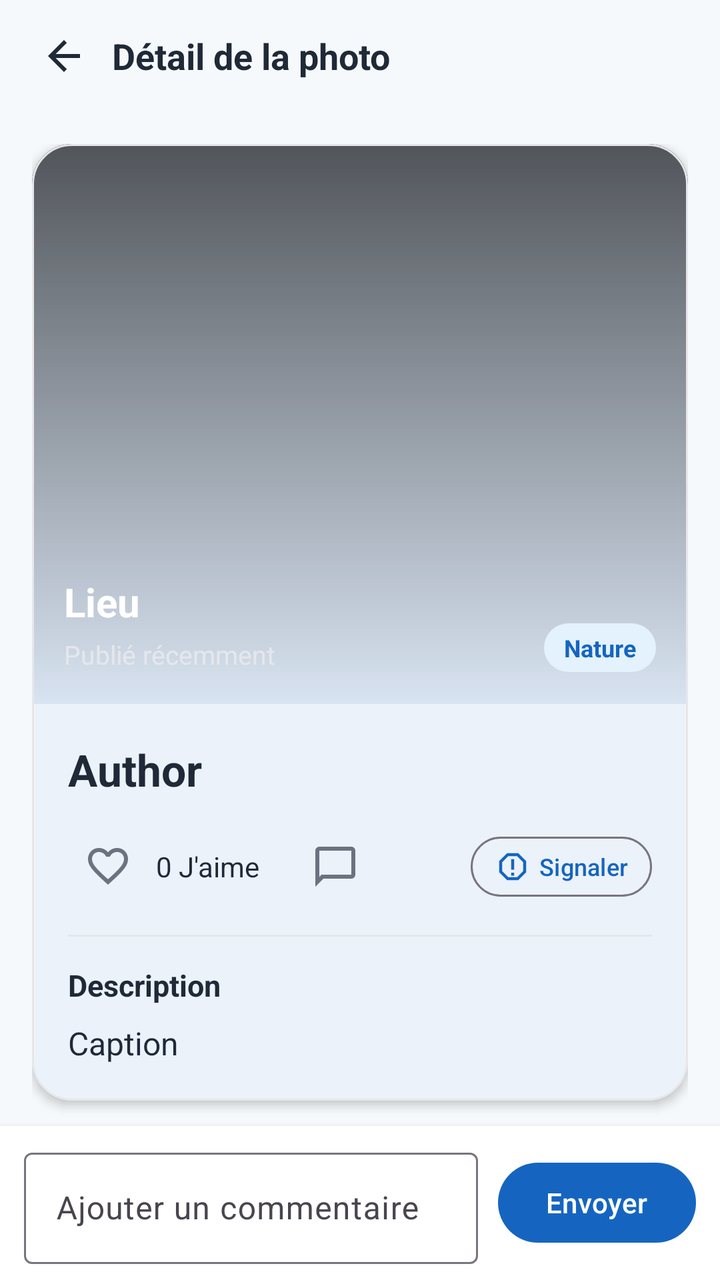
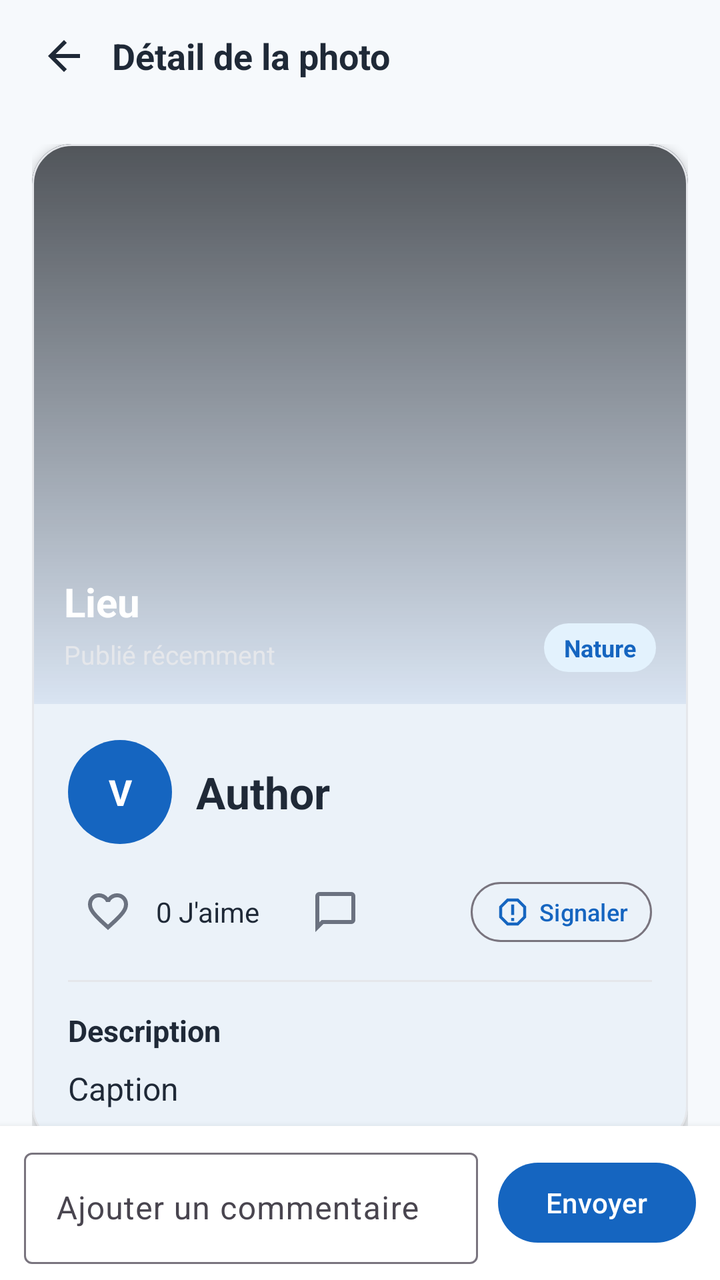

Before-and-after screenshots of an Android layout around one commit, followed by the original layout XML and the change that was made.
<!-- AndroidManifest.xml: application theme Theme.Traveling -->
<!-- res/layout/fragment_photo_detail.xml -->
<?xml version="1.0" encoding="utf-8"?>
<LinearLayout xmlns:android="http://schemas.android.com/apk/res/android"
    xmlns:app="http://schemas.android.com/apk/res-auto"
    android:layout_width="match_parent"
    android:layout_height="match_parent"
    android:background="@color/travel_background"
    android:orientation="vertical">

    
    <LinearLayout
        android:id="@+id/detailTopBar"
        android:layout_width="match_parent"
        android:layout_height="56dp"
        android:background="@color/travel_background"
        android:gravity="center_vertical"
        android:orientation="horizontal"
        android:paddingStart="8dp"
        android:paddingEnd="16dp">

        <ImageButton
            android:id="@+id/buttonBack"
            android:layout_width="48dp"
            android:layout_height="48dp"
            android:background="?attr/selectableItemBackgroundBorderless"
            android:contentDescription="Retour"
            android:padding="12dp"
            android:src="@drawable/ic_arrow_back"
            app:tint="@color/travel_on_surface" />

        <com.google.android.material.textview.MaterialTextView
            android:layout_width="0dp"
            android:layout_weight="1"
            android:layout_height="wrap_content"
            android:text="Détail de la photo"
            android:textColor="@color/travel_on_surface"
            android:textSize="18sp"
            android:textStyle="bold" />

        <ImageButton
            android:id="@+id/buttonPostOptions"
            android:layout_width="48dp"
            android:layout_height="48dp"
            android:background="?attr/selectableItemBackgroundBorderless"
            android:contentDescription="Options"
            android:padding="12dp"
            android:src="@drawable/ic_more_vert"
            android:visibility="gone"
            app:tint="@color/travel_on_surface" />
    </LinearLayout>

    
    <androidx.core.widget.NestedScrollView
        android:layout_width="match_parent"
        android:layout_height="0dp"
        android:layout_weight="1"
        android:fillViewport="true">

        <LinearLayout
            android:layout_width="match_parent"
            android:layout_height="wrap_content"
            android:orientation="vertical"
            android:padding="16dp">

            
            <com.google.android.material.card.MaterialCardView
                android:layout_width="match_parent"
                android:layout_height="wrap_content"
                app:cardCornerRadius="20dp"
                app:cardElevation="3dp"
                app:strokeColor="#E5E7EB"
                app:strokeWidth="1dp">

                <LinearLayout
                    android:layout_width="match_parent"
                    android:layout_height="wrap_content"
                    android:orientation="vertical">

                    <FrameLayout
                        android:layout_width="match_parent"
                        android:layout_height="280dp">

                        <ImageView
                            android:id="@+id/imageDetailPost"
                            android:layout_width="match_parent"
                            android:layout_height="match_parent"
                            android:background="@drawable/bg_post_placeholder"
                            android:contentDescription="Post image"
                            android:scaleType="centerCrop" />

                        <View
                            android:layout_width="match_parent"
                            android:layout_height="match_parent"
                            android:background="@drawable/bg_image_bottom_gradient" />

                        <LinearLayout
                            android:layout_width="match_parent"
                            android:layout_height="wrap_content"
                            android:layout_gravity="bottom"
                            android:gravity="bottom"
                            android:orientation="horizontal"
                            android:padding="16dp">

                            <LinearLayout
                                android:layout_width="0dp"
                                android:layout_height="wrap_content"
                                android:layout_weight="1"
                                android:orientation="vertical">

                                <com.google.android.material.textview.MaterialTextView
                                    android:id="@+id/textOverlayLocation"
                                    android:layout_width="wrap_content"
                                    android:layout_height="wrap_content"
                                    android:text="Lieu"
                                    android:textColor="@android:color/white"
                                    android:textSize="20sp"
                                    android:textStyle="bold" />

                                <com.google.android.material.textview.MaterialTextView
                                    android:id="@+id/textOverlayPostDate"
                                    android:layout_width="wrap_content"
                                    android:layout_height="wrap_content"
                                    android:layout_marginTop="4dp"
                                    android:text="Publié récemment"
                                    android:textColor="#E5E7EB"
                                    android:textSize="13sp" />
                            </LinearLayout>

                            <com.google.android.material.textview.MaterialTextView
                                android:id="@+id/textDetailPlaceType"
                                android:layout_width="wrap_content"
                                android:layout_height="wrap_content"
                                android:layout_marginStart="10dp"
                                android:background="@drawable/bg_place_type_chip"
                                android:paddingStart="10dp"
                                android:paddingTop="4dp"
                                android:paddingEnd="10dp"
                                android:paddingBottom="4dp"
                                android:text="Nature"
                                android:textColor="@color/travel_primary"
                                android:textSize="12sp"
                                android:textStyle="bold" />
                        </LinearLayout>
                    </FrameLayout>

                    <LinearLayout
                        android:layout_width="match_parent"
                        android:layout_height="wrap_content"
                        android:orientation="vertical"
                        android:padding="18dp">

                        <com.google.android.material.textview.MaterialTextView
                            android:id="@+id/textDetailAuthorName"
                            android:layout_width="wrap_content"
                            android:layout_height="wrap_content"
                            android:text="Author"
                            android:textColor="@color/travel_on_surface"
                            android:textSize="22sp"
                            android:textStyle="bold" />

                        <com.google.android.material.textview.MaterialTextView
                            android:id="@+id/textDetailLocationName"
                            android:layout_width="wrap_content"
                            android:layout_height="wrap_content"
                            android:text="Location"
                            android:visibility="gone" />

                        <com.google.android.material.textview.MaterialTextView
                            android:id="@+id/textDetailPostDate"
                            android:layout_width="wrap_content"
                            android:layout_height="wrap_content"
                            android:text="Publié récemment"
                            android:visibility="gone" />

                        <LinearLayout
                            android:layout_width="match_parent"
                            android:layout_height="wrap_content"
                            android:layout_marginTop="14dp"
                            android:gravity="center_vertical"
                            android:orientation="horizontal">

                            <ImageButton
                                android:id="@+id/buttonDetailLike"
                                android:layout_width="40dp"
                                android:layout_height="40dp"
                                android:background="@android:color/transparent"
                                android:contentDescription="Like"
                                android:padding="8dp"
                                android:src="@drawable/ic_favorite_outline"
                                app:tint="#6B7280" />

                            <com.google.android.material.textview.MaterialTextView
                                android:id="@+id/textDetailLikeCount"
                                android:layout_width="wrap_content"
                                android:layout_height="wrap_content"
                                android:layout_marginStart="4dp"
                                android:layout_marginEnd="18dp"
                                android:text="0 J'aime"
                                android:textColor="@color/travel_on_surface"
                                android:textSize="14sp" />

                            <ImageButton
                                android:id="@+id/buttonDetailComment"
                                android:layout_width="40dp"
                                android:layout_height="40dp"
                                android:background="@android:color/transparent"
                                android:contentDescription="Comment"
                                android:padding="8dp"
                                android:src="@drawable/ic_comment_outline"
                                app:tint="#6B7280" />

                            <View
                                android:layout_width="0dp"
                                android:layout_height="1dp"
                                android:layout_weight="1" />

                            <com.google.android.material.button.MaterialButton
                                android:id="@+id/buttonReport"
                                style="?attr/materialButtonOutlinedStyle"
                                android:layout_width="wrap_content"
                                android:layout_height="wrap_content"
                                android:minHeight="36dp"
                                android:paddingStart="12dp"
                                android:paddingEnd="12dp"
                                android:text="Signaler"
                                android:textSize="12sp"
                                app:icon="@drawable/ic_report_outline"
                                app:iconPadding="4dp" />

                        </LinearLayout>

                        <View
                            android:layout_width="match_parent"
                            android:layout_height="1dp"
                            android:layout_marginTop="14dp"
                            android:layout_marginBottom="14dp"
                            android:background="#E5E7EB" />

                        <com.google.android.material.textview.MaterialTextView
                            android:layout_width="wrap_content"
                            android:layout_height="wrap_content"
                            android:text="Description"
                            android:textColor="@color/travel_on_surface"
                            android:textSize="15sp"
                            android:textStyle="bold" />

                        <com.google.android.material.textview.MaterialTextView
                            android:id="@+id/textDetailCaption"
                            android:layout_width="match_parent"
                            android:layout_height="wrap_content"
                            android:layout_marginTop="8dp"
                            android:lineSpacingExtra="2dp"
                            android:text="Caption"
                            android:textColor="@color/travel_on_surface"
                            android:textSize="16sp" />
                    </LinearLayout>
                </LinearLayout>
            </com.google.android.material.card.MaterialCardView>

            
            <com.google.android.material.card.MaterialCardView
                android:layout_width="match_parent"
                android:layout_height="wrap_content"
                android:layout_marginTop="16dp"
                app:cardCornerRadius="20dp"
                app:cardElevation="2dp"
                app:strokeColor="#E5E7EB"
                app:strokeWidth="1dp">

                <LinearLayout
                    android:layout_width="match_parent"
                    android:layout_height="wrap_content"
                    android:orientation="vertical"
                    android:padding="18dp">

                    <LinearLayout
                        android:layout_width="match_parent"
                        android:layout_height="wrap_content"
                        android:gravity="center_vertical"
                        android:orientation="horizontal">

                        <com.google.android.material.textview.MaterialTextView
                            android:id="@+id/textDirectionsTitle"
                            android:layout_width="0dp"
                            android:layout_height="wrap_content"
                            android:layout_weight="1"
                            android:text="Comment s’y rendre"
                            android:textColor="@color/travel_on_surface"
                            android:textSize="16sp"
                            android:textStyle="bold" />

                        <ImageButton
                            android:id="@+id/buttonOpenMaps"
                            android:layout_width="40dp"
                            android:layout_height="40dp"
                            android:background="?attr/selectableItemBackgroundBorderless"
                            android:contentDescription="Ouvrir dans Maps"
                            android:padding="8dp"
                            android:src="@drawable/ic_map_outline"
                            app:tint="@color/travel_primary" />
                    </LinearLayout>

                    <LinearLayout
                        android:layout_width="match_parent"
                        android:layout_height="wrap_content"
                        android:layout_marginTop="12dp"
                        android:gravity="center"
                        android:orientation="vertical">

                        <LinearLayout
                            android:layout_width="match_parent"
                            android:layout_height="wrap_content"
                            android:gravity="center"
                            android:orientation="horizontal">

                            <com.google.android.material.button.MaterialButton
                                android:id="@+id/buttonDirectionsCar"
                                style="?attr/materialButtonOutlinedStyle"
                                android:layout_width="0dp"
                                android:layout_height="wrap_content"
                                android:layout_weight="1"
                                android:text="Voiture"
                                app:icon="@drawable/ic_directions_car"
                                app:iconPadding="6dp" />

                            <Space
                                android:layout_width="10dp"
                                android:layout_height="1dp" />

                            <com.google.android.material.button.MaterialButton
                                android:id="@+id/buttonDirectionsWalk"
                                style="?attr/materialButtonOutlinedStyle"
                                android:layout_width="0dp"
                                android:layout_height="wrap_content"
                                android:layout_weight="1"
                                android:text="Marche"
                                app:icon="@drawable/ic_walk"
                                app:iconPadding="6dp" />
                        </LinearLayout>

                        <com.google.android.material.button.MaterialButton
                            android:id="@+id/buttonDirectionsTransit"
                            style="?attr/materialButtonOutlinedStyle"
                            android:layout_width="wrap_content"
                            android:layout_height="wrap_content"
                            android:layout_marginTop="10dp"
                            android:text="Transport"
                            app:icon="@drawable/ic_transit"
                            app:iconPadding="6dp" />
                    </LinearLayout>
                </LinearLayout>
            </com.google.android.material.card.MaterialCardView>

            
            <com.google.android.material.card.MaterialCardView
                android:layout_width="match_parent"
                android:layout_height="wrap_content"
                android:layout_marginTop="16dp"
                android:layout_marginBottom="16dp"
                app:cardCornerRadius="20dp"
                app:cardElevation="2dp"
                app:strokeColor="#E5E7EB"
                app:strokeWidth="1dp">

                <LinearLayout
                    android:layout_width="match_parent"
                    android:layout_height="wrap_content"
                    android:orientation="vertical"
                    android:padding="18dp">

                    <LinearLayout
                        android:layout_width="match_parent"
                        android:layout_height="wrap_content"
                        android:gravity="center_vertical"
                        android:orientation="horizontal">

                        <ImageView
                            android:layout_width="22dp"
                            android:layout_height="22dp"
                            android:src="@drawable/ic_comment_outline"
                            app:tint="@color/travel_on_surface" />

                        <com.google.android.material.textview.MaterialTextView
                            android:id="@+id/textCommentsTitle"
                            android:layout_width="wrap_content"
                            android:layout_height="wrap_content"
                            android:layout_marginStart="8dp"
                            android:text="Commentaires (0)"
                            android:textColor="@color/travel_on_surface"
                            android:textSize="16sp"
                            android:textStyle="bold" />
                    </LinearLayout>

                    <androidx.recyclerview.widget.RecyclerView
                        android:id="@+id/recyclerViewComments"
                        android:layout_width="match_parent"
                        android:layout_height="wrap_content"
                        android:layout_marginTop="10dp"
                        android:nestedScrollingEnabled="false" />

                    <com.google.android.material.textview.MaterialTextView
                        android:id="@+id/textNoComments"
                        android:layout_width="wrap_content"
                        android:layout_height="wrap_content"
                        android:layout_marginTop="10dp"
                        android:text="Aucun commentaire pour le moment."
                        android:textColor="#6B7280"
                        android:textSize="14sp"
                        android:visibility="gone" />
                </LinearLayout>
            </com.google.android.material.card.MaterialCardView>

        </LinearLayout>
    </androidx.core.widget.NestedScrollView>

    
    <LinearLayout
        android:id="@+id/commentInputBar"
        android:layout_width="match_parent"
        android:layout_height="wrap_content"
        android:background="@color/travel_surface"
        android:elevation="6dp"
        android:gravity="center_vertical"
        android:orientation="horizontal"
        android:paddingStart="12dp"
        android:paddingTop="8dp"
        android:paddingEnd="12dp"
        android:paddingBottom="8dp">

        <com.google.android.material.textfield.TextInputLayout
            android:layout_width="0dp"
            android:layout_height="wrap_content"
            android:layout_weight="1"
            android:hint="Ajouter un commentaire">

            <com.google.android.material.textfield.TextInputEditText
                android:id="@+id/editTextComment"
                android:layout_width="match_parent"
                android:layout_height="wrap_content"
                android:maxLines="3" />
        </com.google.android.material.textfield.TextInputLayout>

        <com.google.android.material.button.MaterialButton
            android:id="@+id/buttonSendComment"
            android:layout_width="wrap_content"
            android:layout_height="wrap_content"
            android:layout_marginStart="10dp"
            android:text="Envoyer" />
    </LinearLayout>

</LinearLayout>
<!-- resources referenced by this layout -->
<resources>
  <color name="travel_background">#F6F9FC</color>
  <color name="travel_on_surface">#1F2937</color>
  <color name="travel_primary">#1565C0</color>
  <color name="travel_surface">#FFFFFF</color>
  <!-- drawable bg_image_bottom_gradient (drawable) -->
  <?xml version="1.0" encoding="utf-8"?>
  <shape xmlns:android="http://schemas.android.com/apk/res/android">
      <gradient
          android:angle="90"
          android:startColor="#00000000"
          android:endColor="#A0000000" />
  </shape>
  <!-- drawable bg_place_type_chip (drawable) -->
  <?xml version="1.0" encoding="utf-8"?>
  <shape xmlns:android="http://schemas.android.com/apk/res/android">
      <solid android:color="#E3F2FD" />
      <corners android:radius="999dp" />
  </shape>
  <!-- drawable bg_post_placeholder (drawable) -->
  <?xml version="1.0" encoding="utf-8"?>
  <shape xmlns:android="http://schemas.android.com/apk/res/android">
      <corners android:radius="0dp" />
      <solid android:color="#D9E4F2" />
  </shape>
  <!-- drawable ic_arrow_back (drawable) -->
  <vector xmlns:android="http://schemas.android.com/apk/res/android"
      android:width="24dp"
      android:height="24dp"
      android:viewportWidth="24"
      android:viewportHeight="24">
  
      <path
          android:fillColor="@color/travel_on_surface"
          android:pathData="M20,11H7.83l5.59,-5.59L12,4l-8,8l8,8l1.42,-1.41L7.83,13H20v-2z" />
  </vector>
  <!-- drawable ic_comment_outline (drawable) -->
  <vector xmlns:android="http://schemas.android.com/apk/res/android"
      android:width="24dp"
      android:height="24dp"
      android:viewportWidth="960"
      android:viewportHeight="960">
    <path
        android:pathData="M80,880v-720q0,-33 23.5,-56.5T160,80h640q33,0 56.5,23.5T880,160v480q0,33 -23.5,56.5T800,720L240,720L80,880ZM206,640h594v-480L160,160v525l46,-45ZM160,640v-480,480Z"
        android:fillColor="#1f1f1f"/>
  </vector>
  <!-- drawable ic_more_vert (drawable) -->
  <vector xmlns:android="http://schemas.android.com/apk/res/android"
      android:width="24dp"
      android:height="24dp"
      android:viewportWidth="24"
      android:viewportHeight="24">
  
      <path
          android:fillColor="#1F2937"
          android:pathData="M12,8c1.1,0 2,-0.9 2,-2s-0.9,-2 -2,-2s-2,0.9 -2,2s0.9,2 2,2zM12,10c-1.1,0 -2,0.9 -2,2s0.9,2 2,2s2,-0.9 2,-2s-0.9,-2 -2,-2zM12,16c-1.1,0 -2,0.9 -2,2s0.9,2 2,2s2,-0.9 2,-2s-0.9,-2 -2,-2z" />
  </vector>
  <!-- drawable ic_report_outline (drawable) -->
  <vector xmlns:android="http://schemas.android.com/apk/res/android"
      android:width="24dp"
      android:height="24dp"
      android:viewportWidth="24"
      android:viewportHeight="24">
  
      <path
          android:fillColor="@color/travel_on_surface"
          android:pathData="M15.73,3H8.27L3,8.27v7.46L8.27,21h7.46L21,15.73V8.27L15.73,3zM14.9,19H9.1L5,14.9V9.1L9.1,5h5.8L19,9.1v5.8L14.9,19zM11,7h2v7h-2V7zM11,16h2v2h-2v-2z" />
  </vector>
  <!-- drawable ic_walk (drawable) -->
  <vector xmlns:android="http://schemas.android.com/apk/res/android"
      android:width="24dp"
      android:height="24dp"
      android:viewportWidth="24"
      android:viewportHeight="24">
      <path
          android:fillColor="@color/travel_on_surface"
          android:pathData="M13.5,5.5C14.6,5.5 15.5,4.6 15.5,3.5S14.6,1.5 13.5,1.5S11.5,2.4 11.5,3.5S12.4,5.5 13.5,5.5zM9.8,8.9L7,23h2.1l1.8,-8l2.1,2v6h2v-7.5l-2.1,-2l0.6,-3C14.8,12 16.6,13 18.8,13v-2c-1.9,0 -3.4,-1 -4.2,-2.4l-1,-1.6C13.2,6.4 12.5,6 11.7,6c-0.3,0 -0.6,0.1 -0.9,0.2L6,8.2V13h2V9.5l1.8,-0.6z" />
  </vector>
  <style name="Theme.Traveling" parent="Base.Theme.Traveling" />
  <color name="travel_on_primary">#FFFFFF</color>
  <color name="travel_secondary">#26A69A</color>
  <color name="travel_on_secondary">#FFFFFF</color>
  <color name="travel_tertiary">#FFB74D</color>
  <color name="travel_on_tertiary">#1F2937</color>
  <!-- unchanged entries left out for length: 5 -->
</resources>

<!-- the commit's change to res/layout/fragment_photo_detail.xml (unified diff, before → after) -->
@@ -148,14 +148,52 @@
                         android:orientation="vertical"
                         android:padding="18dp">
 
-                        <com.google.android.material.textview.MaterialTextView
-                            android:id="@+id/textDetailAuthorName"
-                            android:layout_width="wrap_content"
-                            android:layout_height="wrap_content"
-                            android:text="Author"
-                            android:textColor="@color/travel_on_surface"
-                            android:textSize="22sp"
-                            android:textStyle="bold" />
+                        <LinearLayout
+                            android:layout_width="match_parent"
+                            android:layout_height="wrap_content"
+                            android:gravity="center_vertical"
+                            android:orientation="horizontal">
+
+                            <FrameLayout
+                                android:layout_width="52dp"
+                                android:layout_height="52dp"
+                                android:layout_marginEnd="12dp">
+
+                                <TextView
+                                    android:id="@+id/textDetailAuthorAvatarInitials"
+                                    android:layout_width="52dp"
+                                    android:layout_height="52dp"
+                                    android:background="@drawable/bg_avatar_circle"
+                                    android:gravity="center"
+                                    android:text="V"
+                                    android:textColor="@android:color/white"
+                                    android:textSize="18sp"
+                                    android:textStyle="bold" />
+
+                                <ImageView
+                                    android:id="@+id/imageDetailAuthorAvatar"
+                                    android:layout_width="52dp"
+                                    android:layout_height="52dp"
+                                    android:background="@drawable/bg_avatar_circle"
+                                    android:contentDescription="Avatar auteur"
+                                    android:scaleType="centerCrop"
+                                    android:visibility="gone" />
+
+                            </FrameLayout>
+
+                            <com.google.android.material.textview.MaterialTextView
+                                android:id="@+id/textDetailAuthorName"
+                                android:layout_width="0dp"
+                                android:layout_height="wrap_content"
+                                android:layout_weight="1"
+                                android:ellipsize="end"
+                                android:maxLines="1"
+                                android:text="Author"
+                                android:textColor="@color/travel_on_surface"
+                                android:textSize="22sp"
+                                android:textStyle="bold" />
+
+                        </LinearLayout>
 
                         <com.google.android.material.textview.MaterialTextView
                             android:id="@+id/textDetailLocationName"
<!-- resource entries referenced after the edit -->
@@ -4,6 +4,13 @@
   <color name="travel_on_surface">#1F2937</color>
   <color name="travel_primary">#1565C0</color>
   <color name="travel_surface">#FFFFFF</color>
+  <!-- drawable bg_avatar_circle (drawable) -->
+  <?xml version="1.0" encoding="utf-8"?>
+  <shape xmlns:android="http://schemas.android.com/apk/res/android"
+      android:shape="oval">
+  
+      <solid android:color="@color/travel_primary" />
+  </shape>
   <!-- drawable bg_image_bottom_gradient (drawable) -->
   <?xml version="1.0" encoding="utf-8"?>
   <shape xmlns:android="http://schemas.android.com/apk/res/android">
